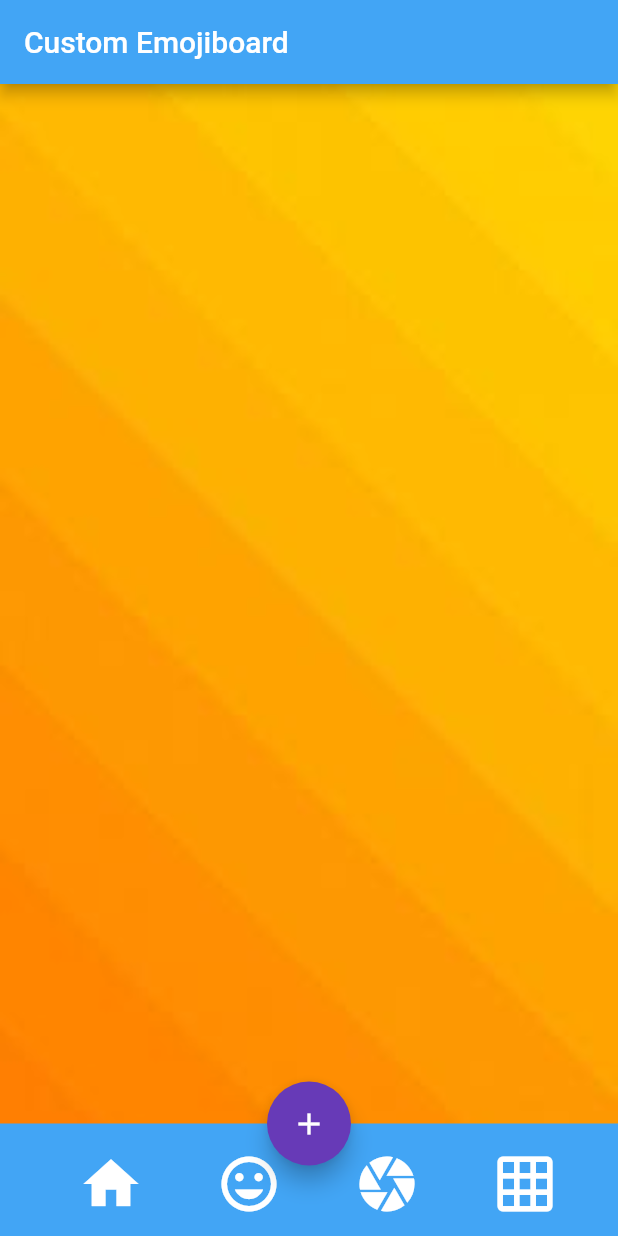
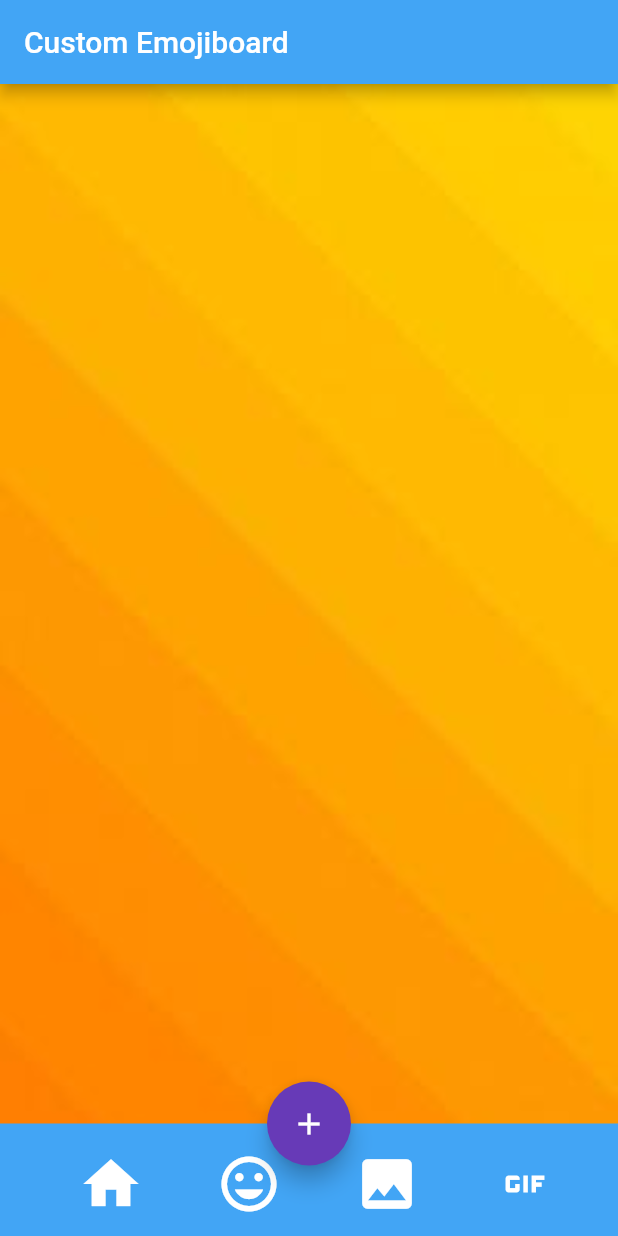
Before and after one commit to awadahmed97/Custom_emojiboard, a Flutter app: the screen it shows after launch, on a phone screen of 412 x 824 dp. Run offline on Flutter 3.47's test engine with Material 2 defaults, Android fonts, the phone set to English and light mode, and no system bars; our stand-ins replace firebase_database, firebase_storage, image_cropper, image_picker; accounts and stored records are empty.

Commit message:
icon and Page title update
better icons to present pages!

```diff
--- a/Main Application/lib/MyBottomNavBar.dart
+++ b/Main Application/lib/MyBottomNavBar.dart
@@ -32,7 +32,7 @@ class MyBottomNavBar extends StatelessWidget {
           ),
           IconButton(
             icon: Icon(
-              Icons.camera,
+              Icons.image,
               size: 44.0,
             ),
             color: Colors.white,
@@ -42,7 +42,7 @@ class MyBottomNavBar extends StatelessWidget {
           ),
           IconButton(
             icon: Icon(
-              Icons.grid_on,
+              Icons.gif,
               size: 44.0,
             ),
             color: Colors.white,
--- a/Main Application/lib/MyGifPage.dart
+++ b/Main Application/lib/MyGifPage.dart
@@ -31,9 +31,9 @@ class _GifPageState extends State<GifPage> {
   @override
   Widget build(BuildContext context) {
     return Scaffold(
-      appBar:
-          AppBar(backgroundColor: Colors.blue[400], title: Text('My Uploads') //
-              ),
+      appBar: AppBar(
+          backgroundColor: Colors.blue[400], title: Text('My GIF Uploads') //
+          ),
       body: Container(
         child: makeImagesGrid(), ////ImageGrid
         decoration: BoxDecoration(
--- a/Main Application/lib/MyOtherPage.dart
+++ b/Main Application/lib/MyOtherPage.dart
@@ -31,9 +31,9 @@ class _OtherPageState extends State<OtherPage> {
   @override
   Widget build(BuildContext context) {
     return Scaffold(
-      appBar:
-          AppBar(backgroundColor: Colors.blue[400], title: Text('My Uploads') //
-              ),
+      appBar: AppBar(
+          backgroundColor: Colors.blue[400], title: Text('My PNG Uploads') //
+          ),
       body: Container(
         child: makeImagesGrid(), ////ImageGrid
         decoration: BoxDecoration(
```
